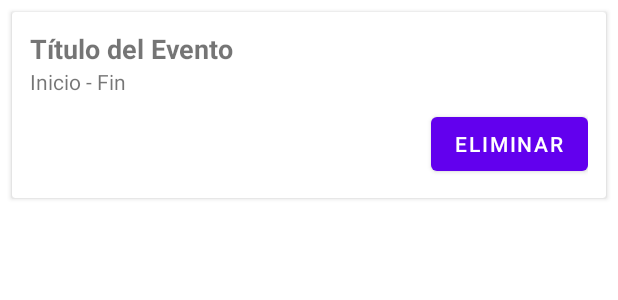
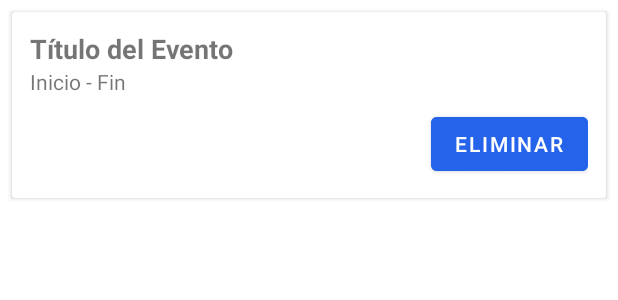
Before and after one commit to rgxkokimoto/PlanPalMobile, an Android app: the layout item_evento.xml on its own in the app's theme, with its tools: preview values and no code run, on a phone screen of 412 x 824 dp. Shown: the top 300 px of the screen. Run offline under Robolectric (Android 15) with nearby library versions, the phone set to English and light mode, and no system bars.

Commit message:
Para master Sprint 3

```diff
--- a/app/src/main/res/layout/item_evento.xml
+++ b/app/src/main/res/layout/item_evento.xml
@@ -42,8 +42,9 @@
             <Button
                 android:id="@+id/btnEliminar"
                 android:layout_width="wrap_content"
+                android:backgroundTint="@color/mainBlue"
                 android:layout_height="wrap_content"
-                android:text="Eliminar"
+                android:text="@string/eliminar"
                 android:layout_marginStart="8dp" />
         </LinearLayout>
 
--- a/app/src/main/res/values/strings.xml
+++ b/app/src/main/res/values/strings.xml
@@ -55,4 +55,5 @@
     <string name="todo">TODO</string>
     <string name="no_events">no events\n</string>
     <string name="calendar_icon">calendar icon\n</string>
+    <string name="eliminar">Eliminar</string>
 </resources>
```
